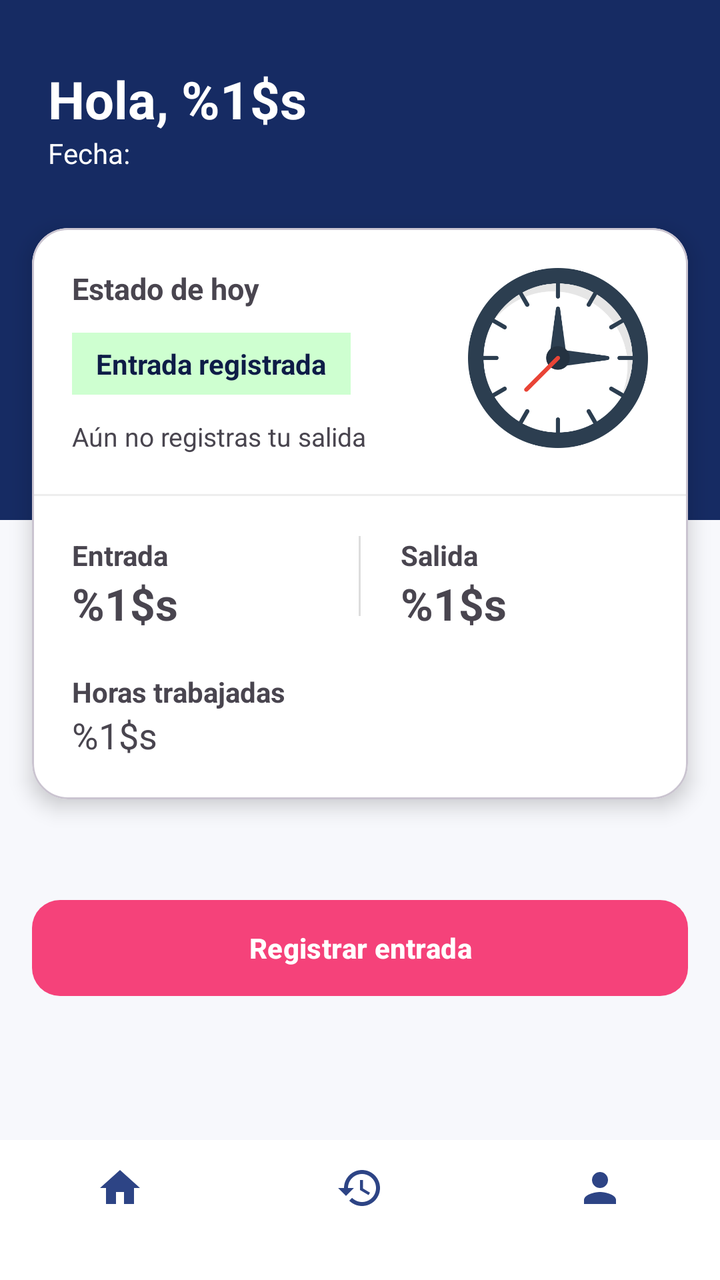
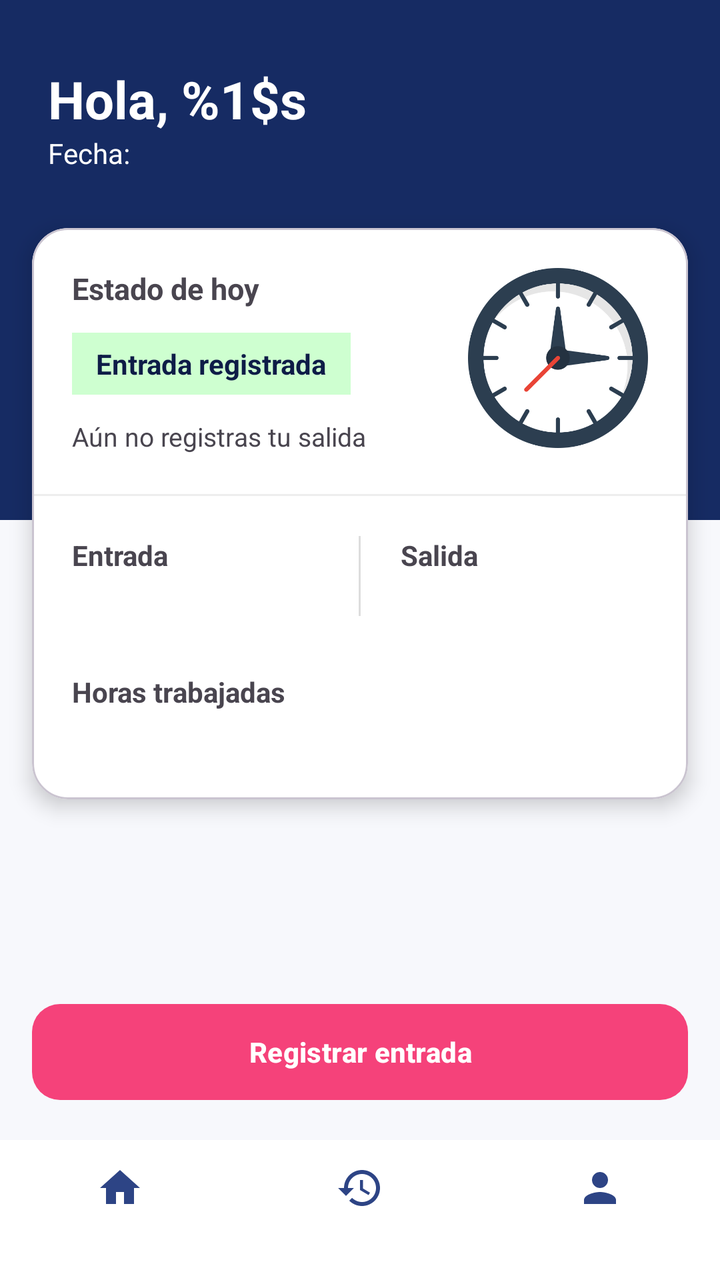

Screens rendered from an Android XML layout before and after an edit, with the pre-edit source and the edit as a unified diff.
<!-- AndroidManifest.xml: application theme Theme.MyAttendanceApp -->
<!-- res/layout/activity_dashboard.xml -->
<?xml version="1.0" encoding="utf-8"?>
<androidx.constraintlayout.widget.ConstraintLayout
    xmlns:android="http://schemas.android.com/apk/res/android"
    xmlns:app="http://schemas.android.com/apk/res-auto"
    xmlns:tools="http://schemas.android.com/tools"
    android:id="@+id/Dashboard"
    android:layout_width="match_parent"
    android:layout_height="match_parent"
    android:background="@color/background"
    tools:context="ui.home.DashboardActivity">

    <View
        android:id="@+id/headerBackground"
        android:layout_width="0dp"
        android:layout_height="260dp"
        android:background="@color/azul"
        app:layout_constraintTop_toTopOf="parent"
        app:layout_constraintStart_toStartOf="parent"
        app:layout_constraintEnd_toEndOf="parent"/>

    

    <TextView
        android:id="@+id/txtSaludo"
        android:layout_width="wrap_content"
        android:layout_height="wrap_content"
        android:layout_marginStart="24dp"
        android:layout_marginTop="32dp"
        android:text="@string/mensaje_bienvenida"
        android:textColor="@android:color/white"
        android:textSize="26sp"
        android:textStyle="bold"
        app:layout_constraintStart_toStartOf="parent"
        app:layout_constraintTop_toTopOf="parent"/>

    

    <TextView
        android:id="@+id/txtFecha"
        android:layout_width="wrap_content"
        android:layout_height="wrap_content"
        android:text="@string/fecha"
        android:textColor="@android:color/white"
        android:textSize="14sp"
        app:layout_constraintStart_toStartOf="@id/txtSaludo"
        app:layout_constraintTop_toBottomOf="@id/txtSaludo"/>


    <com.google.android.material.card.MaterialCardView
        android:id="@+id/cardAsistencia"
        android:layout_width="0dp"
        android:layout_height="wrap_content"
        android:layout_marginHorizontal="16dp"
        android:layout_marginTop="28dp"
        app:cardCornerRadius="18dp"
        app:cardElevation="6dp"
        app:layout_constraintTop_toBottomOf="@id/txtFecha"
        app:layout_constraintStart_toStartOf="parent"
        app:cardBackgroundColor="@color/white"
        app:layout_constraintEnd_toEndOf="parent">

        <LinearLayout
            android:layout_width="match_parent"
            android:layout_height="wrap_content"
            android:orientation="vertical">

            <LinearLayout
                android:layout_width="match_parent"
                android:layout_height="wrap_content"
                android:orientation="horizontal"
                android:padding="20dp">

                <LinearLayout
                    android:layout_width="0dp"
                    android:layout_height="wrap_content"
                    android:layout_weight="1"
                    android:orientation="vertical">

                    <TextView
                        android:layout_width="wrap_content"
                        android:layout_height="wrap_content"
                        android:text="@string/estado_del_dia"
                        android:textStyle="bold"
                        android:textSize="15sp"/>

                    <TextView
                        android:layout_width="wrap_content"
                        android:layout_height="wrap_content"
                        android:layout_marginTop="12dp"
                        android:paddingHorizontal="12dp"
                        android:paddingVertical="6dp"
                        android:background="@color/estado_verde"
                        android:text="@string/asis_registro_entrada"
                        android:textColor="@color/azul_oscuro"
                        android:textStyle="bold"/>

                    <TextView
                        android:layout_width="wrap_content"
                        android:layout_height="wrap_content"
                        android:layout_marginTop="12dp"
                        android:text="@string/asis_sin_registro_salida"
                        android:textSize="13sp"/>

                </LinearLayout>

                <ImageView
                    android:layout_width="90dp"
                    android:layout_height="90dp"
                    android:src="@drawable/img_reloj"/>
            </LinearLayout>

            <View
                android:layout_width="match_parent"
                android:layout_height="1dp"
                android:background="#EEEEEE"/>

            <LinearLayout
                android:layout_width="match_parent"
                android:layout_height="wrap_content"
                android:padding="20dp">

                <LinearLayout
                    android:layout_width="0dp"
                    android:layout_height="wrap_content"
                    android:layout_weight="1"
                    android:orientation="vertical">

                    <TextView
                        android:text="@string/hora_entrada"
                        android:textStyle="bold"
                        android:textSize="14sp"
                        android:layout_width="wrap_content"
                        android:layout_height="wrap_content"/>

                    <TextView
                        android:text="@string/h_hora_entrada"
                        android:textSize="22sp"
                        android:textStyle="bold"
                        android:layout_width="wrap_content"
                        android:layout_height="wrap_content"/>

                </LinearLayout>

                <View
                    android:layout_width="1dp"
                    android:layout_height="40dp"
                    android:background="#DDDDDD"/>

                <LinearLayout
                    android:layout_width="0dp"
                    android:layout_height="wrap_content"
                    android:layout_weight="1"
                    android:paddingStart="20dp"
                    android:orientation="vertical">

                    <TextView
                        android:text="@string/hora_salida"
                        android:textStyle="bold"
                        android:textSize="14sp"
                        android:layout_width="wrap_content"
                        android:layout_height="wrap_content"/>

                    <TextView
                        android:text="@string/h_hora_salida"
                        android:textSize="22sp"
                        android:textStyle="bold"
                        android:layout_width="wrap_content"
                        android:layout_height="wrap_content"/>

                </LinearLayout>

            </LinearLayout>


            <LinearLayout
                android:layout_width="match_parent"
                android:layout_height="wrap_content"
                android:paddingHorizontal="20dp"
                android:paddingBottom="20dp"
                android:orientation="vertical">

                <TextView
                    android:text="@string/horas_trabajadas"
                    android:textStyle="bold"
                    android:textSize="14sp"
                    android:layout_width="wrap_content"
                    android:layout_height="wrap_content"/>

                <TextView
                    android:text="@string/h_horas_trabajadas"
                    android:textSize="18sp"
                    android:layout_width="wrap_content"
                    android:layout_height="wrap_content"/>

            </LinearLayout>

        </LinearLayout>

    </com.google.android.material.card.MaterialCardView>

    <com.google.android.material.button.MaterialButton
        android:id="@+id/btnMarcarSalida"
        android:layout_width="0dp"
        android:layout_height="56dp"
        android:layout_marginHorizontal="16dp"
        android:layout_marginBottom="68dp"
        android:text="@string/btn_entrada"
        android:textColor="@android:color/white"
        android:textStyle="bold"
        app:backgroundTint="@color/fucsia"
        app:cornerRadius="14dp"
        app:layout_constraintBottom_toTopOf="@+id/bottomNavigation"
        app:layout_constraintEnd_toEndOf="parent"
        app:layout_constraintStart_toStartOf="parent" />

    <com.google.android.material.bottomnavigation.BottomNavigationView
        android:id="@+id/bottomNavigation"
        android:layout_width="0dp"
        android:layout_height="70dp"
        android:background="@color/white"
        app:itemIconTint="@color/azul_claro"
        app:itemTextColor="@color/fucsia"
        app:menu="@menu/menu_bottom_nav"
        app:layout_constraintBottom_toBottomOf="parent"
        app:layout_constraintStart_toStartOf="parent"
        app:layout_constraintEnd_toEndOf="parent" />

</androidx.constraintlayout.widget.ConstraintLayout>
<!-- resources referenced by this layout -->
<resources>
  <color name="azul">#162B63</color>
  <color name="azul_claro">#2D4485</color>
  <color name="azul_oscuro">#0E1C47</color>
  <color name="background">#F7F8FC</color>
  <color name="estado_verde">#9AAFFFB2</color>
  <color name="fucsia">#F5427A</color>
  <color name="white">#FFFFFF</color>
  <!-- drawable img_reloj: png bitmap (drawable, 36572 bytes) -->
  <string name="asis_registro_entrada">Entrada registrada</string>
  <string name="asis_sin_registro_salida">Aún no registras tu salida</string>
  <string name="btn_entrada">Registrar entrada</string>
  <string name="estado_del_dia">Estado de hoy</string>
  <string name="fecha">Fecha:</string>
  <string name="h_hora_entrada">%1$s</string>
  <string name="h_hora_salida">%1$s</string>
  <string name="h_horas_trabajadas">%1$s</string>
  <string name="hora_entrada">Entrada</string>
  <string name="hora_salida">Salida</string>
  <string name="horas_trabajadas">Horas trabajadas</string>
  <string name="mensaje_bienvenida">Hola, %1$s</string>
  <style name="Theme.MyAttendanceApp" parent="Base.Theme.MyAttendanceApp" />
  <style name="Base.Theme.MyAttendanceApp" parent="Theme.Material3.DayNight.NoActionBar">
          
          
      </style>
</resources>

<!-- the commit's change to res/layout/activity_dashboard.xml (unified diff, before → after) -->
@@ -84,6 +84,7 @@
                         android:textSize="15sp"/>
 
                     <TextView
+                        android:id="@+id/txtEstadoDia"
                         android:layout_width="wrap_content"
                         android:layout_height="wrap_content"
                         android:layout_marginTop="12dp"
@@ -95,6 +96,7 @@
                         android:textStyle="bold"/>
 
                     <TextView
+                        android:id="@+id/txtMensajeSalida"
                         android:layout_width="wrap_content"
                         android:layout_height="wrap_content"
                         android:layout_marginTop="12dp"
@@ -106,6 +108,7 @@
                 <ImageView
                     android:layout_width="90dp"
                     android:layout_height="90dp"
+                    android:contentDescription="@string/reloj_value"
                     android:src="@drawable/img_reloj"/>
             </LinearLayout>
 
@@ -133,7 +136,7 @@
                         android:layout_height="wrap_content"/>
 
                     <TextView
-                        android:text="@string/h_hora_entrada"
+                        android:id="@+id/txtHoraEntrada"
                         android:textSize="22sp"
                         android:textStyle="bold"
                         android:layout_width="wrap_content"
@@ -151,7 +154,8 @@
                     android:layout_height="wrap_content"
                     android:layout_weight="1"
                     android:paddingStart="20dp"
-                    android:orientation="vertical">
+                    android:orientation="vertical"
+                    tools:ignore="RtlSymmetry">
 
                     <TextView
                         android:text="@string/hora_salida"
@@ -161,7 +165,7 @@
                         android:layout_height="wrap_content"/>
 
                     <TextView
-                        android:text="@string/h_hora_salida"
+                        android:id="@+id/txtHoraSalida"
                         android:textSize="22sp"
                         android:textStyle="bold"
                         android:layout_width="wrap_content"
@@ -187,7 +191,7 @@
                     android:layout_height="wrap_content"/>
 
                 <TextView
-                    android:text="@string/h_horas_trabajadas"
+                    android:id="@+id/txtHorasTrabajadas"
                     android:textSize="18sp"
                     android:layout_width="wrap_content"
                     android:layout_height="wrap_content"/>
@@ -199,11 +203,11 @@
     </com.google.android.material.card.MaterialCardView>
 
     <com.google.android.material.button.MaterialButton
-        android:id="@+id/btnMarcarSalida"
+        android:id="@+id/btnMarcarAsistencia"
         android:layout_width="0dp"
         android:layout_height="56dp"
         android:layout_marginHorizontal="16dp"
-        android:layout_marginBottom="68dp"
+        android:layout_marginBottom="16dp"
         android:text="@string/btn_entrada"
         android:textColor="@android:color/white"
         android:textStyle="bold"
<!-- resource entries referenced after the edit -->
@@ -13,13 +13,11 @@
   <string name="btn_entrada">Registrar entrada</string>
   <string name="estado_del_dia">Estado de hoy</string>
   <string name="fecha">Fecha:</string>
-  <string name="h_hora_entrada">%1$s</string>
-  <string name="h_hora_salida">%1$s</string>
-  <string name="h_horas_trabajadas">%1$s</string>
   <string name="hora_entrada">Entrada</string>
   <string name="hora_salida">Salida</string>
   <string name="horas_trabajadas">Horas trabajadas</string>
   <string name="mensaje_bienvenida">Hola, %1$s</string>
+  <string name="reloj_value">reloj</string>
   <style name="Theme.MyAttendanceApp" parent="Base.Theme.MyAttendanceApp" />
   <style name="Base.Theme.MyAttendanceApp" parent="Theme.Material3.DayNight.NoActionBar">
           
